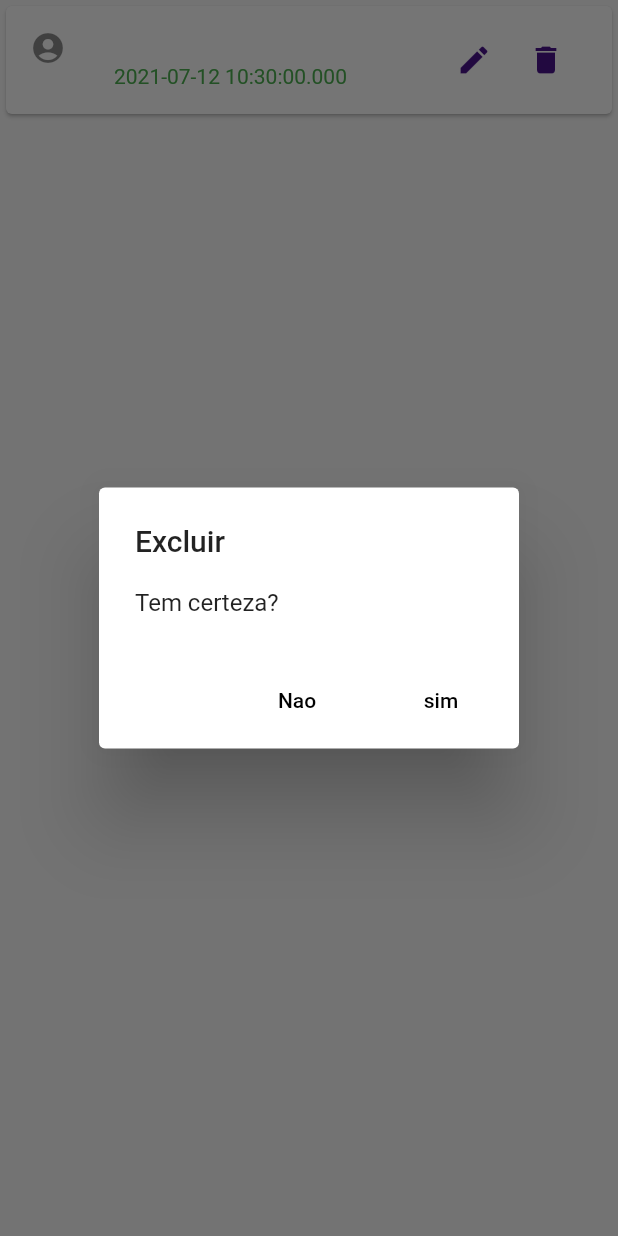
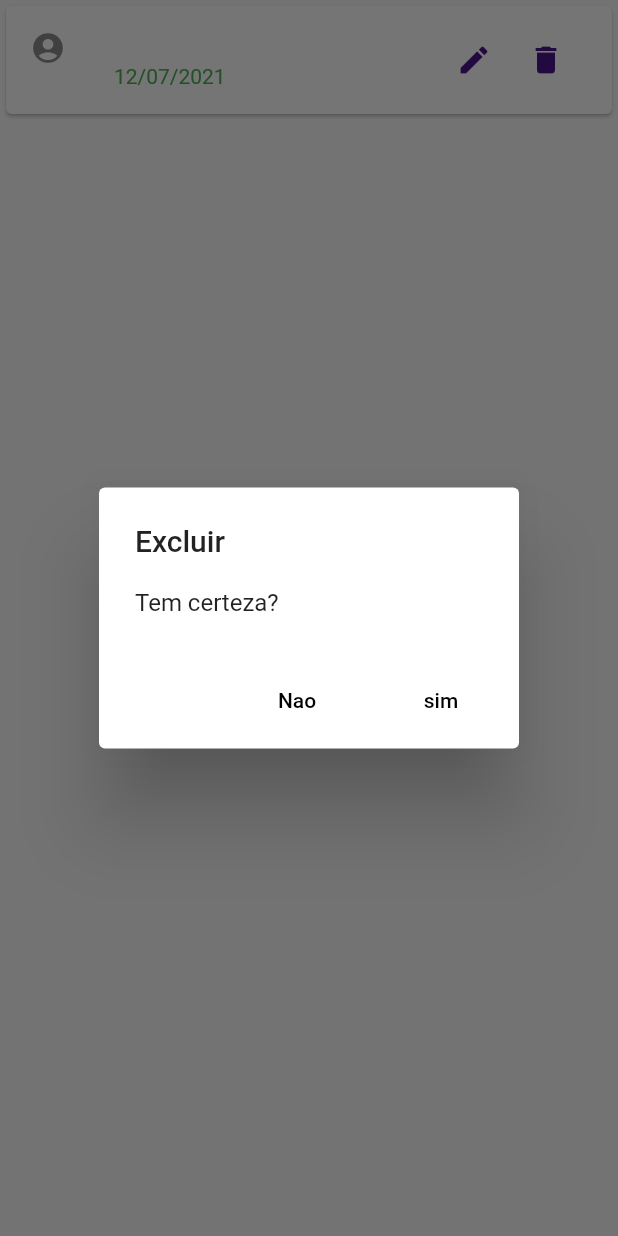
Before and after one commit to souzaantunes/AppPet, a Flutter app: the ItemTransferencia widget shown alone on an empty page, opened directly with empty values, after a tap on the "delete" icon, on a phone screen of 412 x 824 dp. Run offline on Flutter 3.47's test engine with Material 2 defaults, Android fonts, the phone set to English and light mode, and no system bars; our stand-ins replace shared_preferences; missing offline and left inert: flutter_datetime_formfield; accounts and stored records are empty.

Commit message:
Melhoria na conversao na data

```diff
--- a/lib/models/transferencia.dart
+++ b/lib/models/transferencia.dart
@@ -1,4 +1,5 @@
 import 'package:flutter/material.dart';
+import 'package:intl/intl.dart';
 
 class Transferencia with ChangeNotifier {
   final String id;
@@ -22,6 +23,20 @@ class Transferencia with ChangeNotifier {
       this.dataPagamento,
       this.valor});
 
+      String formatData(DateTime data) {
+
+       return DateFormat('dd/MM/yyyy').format(data);
+
+
+    }
+
+
+    DateTime parseData(String data){
+      return DateTime.parse(data);
+    }
+
+
+
   // @override
   // String toString() {
   //   // TODO: implement toString
--- a/lib/screens/transferencia/Item.dart
+++ b/lib/screens/transferencia/Item.dart
@@ -8,6 +8,12 @@ import 'package:provider/provider.dart';
 
 class ItemTransferencia extends StatelessWidget {
   final Transferencia _transferencia;
+
+
+
+
+  //
+
 
   const ItemTransferencia(this._transferencia);
 
@@ -22,13 +28,14 @@ class ItemTransferencia extends StatelessWidget {
   // formatDate.format(_transferencia.dataPagamento).toString()
   @override
   Widget build(BuildContext context) {
+    var formatData = this._transferencia.formatData(this._transferencia.dataPagamento);
     final scaffold = Scaffold.of(context);
     return Card(
         child: ListTile(
       onTap: () => _selectTransferencia(context),
       leading: Icon(Icons.account_circle),
       title: Text(_transferencia.nomeDono.toString()),
-      subtitle: Text(_transferencia.dataPagamento.toString(),
+      subtitle: Text(formatData,
           style: TextStyle(color: Colors.green)),
       // trailing: Text(_transferencia.dataPagamento.toString()),
       trailing: Container(
--- a/lib/screens/transferencia/formulario_form.dart
+++ b/lib/screens/transferencia/formulario_form.dart
@@ -39,6 +39,7 @@ class FormularioFormTransferenciaState
         _formData['valor'] = transferencia.valor;
       } else {
         _formData['valor'] = '';
+        _formData['dataPagamento'] = DateTime.now();
       }
     }
   }
@@ -159,7 +160,7 @@ class FormularioFormTransferenciaState
                     ),
                     DateTimeFormField(
 
-                      initialValue: DateTime.now(),
+                      initialValue:_formData['dataPagamento'] ,
                        label: "Data",
                         formatter: DateFormat("dd/MM/yyyy"),
                       onSaved: (DateTime value) =>
```
Also changed, not shown: lib/providers/transferencias.dart (+5 -3 lines).
